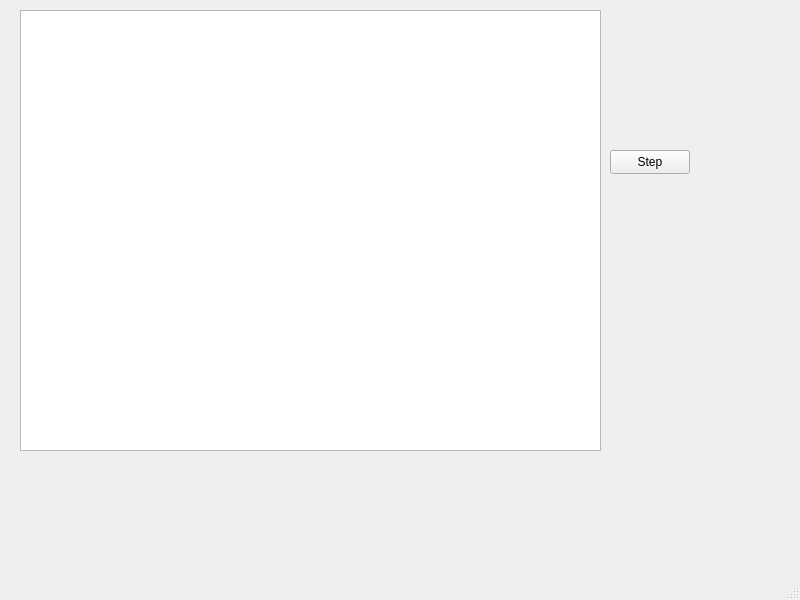
The window that mainwindow.ui (MateuszGuzy02/Game-Of-Life) describes before a commit, drawn with Qt 5.
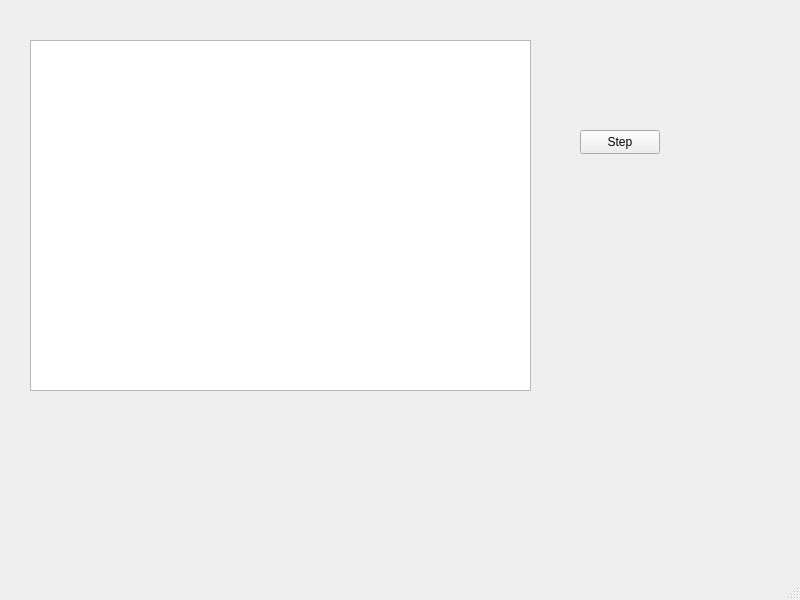
The same window after the commit.

Patch:
```diff
--- a/mainwindow.ui
+++ b/mainwindow.ui
@@ -17,18 +17,18 @@
    <widget class="QTableWidget" name="gameTable">
     <property name="geometry">
      <rect>
-      <x>20</x>
-      <y>10</y>
-      <width>581</width>
-      <height>441</height>
+      <x>30</x>
+      <y>40</y>
+      <width>501</width>
+      <height>351</height>
      </rect>
     </property>
    </widget>
    <widget class="QPushButton" name="stepButton">
     <property name="geometry">
      <rect>
-      <x>610</x>
-      <y>150</y>
+      <x>580</x>
+      <y>130</y>
       <width>80</width>
       <height>24</height>
      </rect>
```
